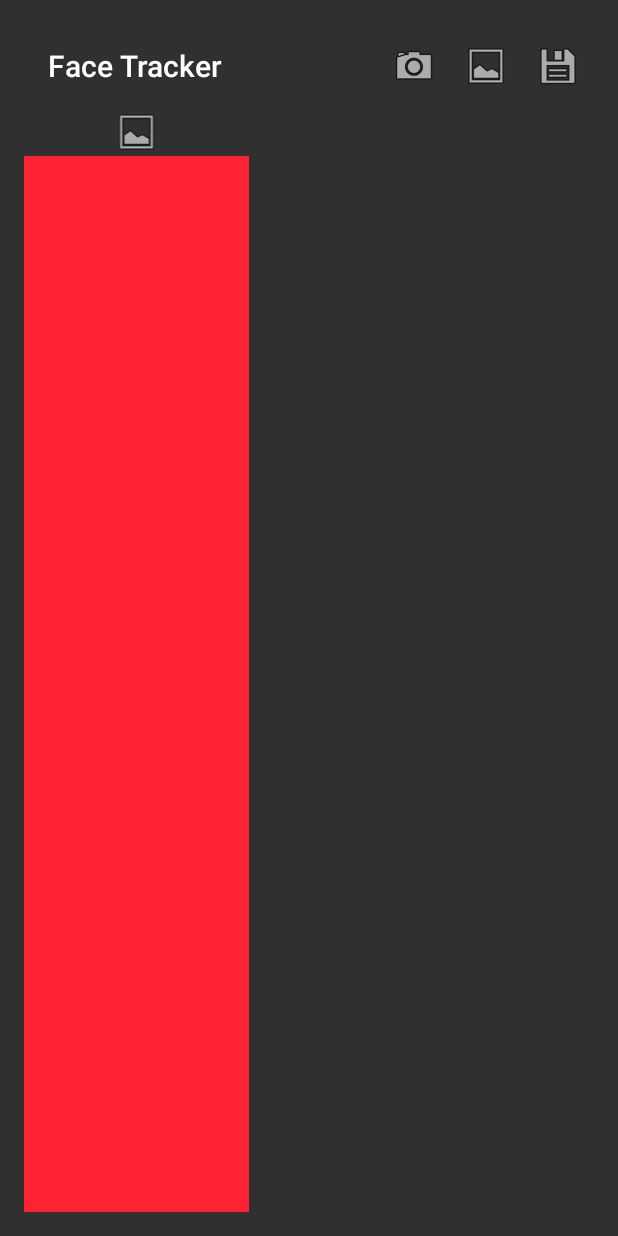
After one commit to kolipass/emotional-content-evaluation, an Android app: the SinglePhotoRecognizerActivity screen opened directly, with no data from a screen before it, on a phone screen of 412 x 824 dp. The commit adds this screen. Run offline under Robolectric (Android 15) with nearby library versions, the phone set to English and light mode, and no system bars; 1 statement that could not run was skipped.

Commit message:
add single recognizer

```diff
--- a/app/src/main/java/mobi/tarantino/ece/MainActivity.java
+++ b/app/src/main/java/mobi/tarantino/ece/MainActivity.java
@@ -78,7 +78,7 @@ public class MainActivity extends FaceTrackerActivity {
     }
 
     private void showContent() {
-        cansleToast();
+        cancelToast();
         content.setVisibility(View.VISIBLE);
     }
 
@@ -89,12 +89,12 @@ public class MainActivity extends FaceTrackerActivity {
     }
 
     private void makeToast(String text) {
-        cansleToast();
+        cancelToast();
         toast = Toast.makeText(this, text, Toast.LENGTH_SHORT);
         toast.show();
     }
 
-    private void cansleToast() {
+    private void cancelToast() {
         if (toast != null) {
             toast.cancel();
         }
--- /dev/null
+++ b/app/src/main/java/mobi/tarantino/ece/SinglePhotoRecognizerActivity.java
@@ -0,0 +1,172 @@
+package mobi.tarantino.ece;
+
+import android.app.ProgressDialog;
+import android.content.Intent;
+import android.graphics.Bitmap;
+import android.graphics.PointF;
+import android.net.Uri;
+import android.os.Bundle;
+import android.provider.MediaStore;
+import android.support.v7.app.AppCompatActivity;
+import android.support.v7.widget.LinearLayoutManager;
+import android.support.v7.widget.RecyclerView;
+import android.support.v7.widget.Toolbar;
+import android.util.SparseArray;
+import android.view.Menu;
+import android.view.MenuItem;
+import android.widget.ImageView;
+import android.widget.Toast;
+
+import com.google.android.gms.vision.face.Face;
+
+import java.io.File;
+import java.io.IOException;
+import java.util.List;
+
+import mobi.tarantino.ece.api.projectoxford.RecognizeResponse;
+import mobi.tarantino.ece.model.DetectFaceModel;
+import mobi.tarantino.ece.model.ProjectOxfordModel;
+import rx.Observer;
+
+/**
+ * Created by kolipass on 09.04.16.
+ */
+public class SinglePhotoRecognizerActivity extends AppCompatActivity {
+
+    private static final int TAKE_CAMERA_PHOTO_CODE = 3454;
+    private static final int TAKE_LIBRARY_PHOTO_CODE = 3455;
+
+    private DetectFaceModel detectFaceModel;
+    private ImageView imageView;
+    private RecyclerView result;
+    private ResultAdapter resultAdapter;
+
+    @Override
+    protected void onCreate(Bundle savedInstanceState) {
+        super.onCreate(savedInstanceState);
+
+        setContentView(R.layout.activity_single_recognize);
+
+        Toolbar toolbar = (Toolbar) findViewById(R.id.toolbar);
+        setSupportActionBar(toolbar);
+
+        imageView = (ImageView) findViewById(R.id.photo);
+        result = (RecyclerView) findViewById(R.id.result);
+        resultAdapter = new ResultAdapter();
+        result.setLayoutManager(new LinearLayoutManager(this));
+        result.setAdapter(resultAdapter);
+
+        detectFaceModel = new DetectFaceModel(getApplicationContext());
+    }
+
+    @Override
+    protected void onDestroy() {
+        detectFaceModel.release();
+        super.onDestroy();
+    }
+
+    @Override
+    public boolean onCreateOptionsMenu(Menu menu) {
+        getMenuInflater().inflate(R.menu.single_photo_bar, menu);
+        return true;
+    }
+
+    @Override
+    public boolean onOptionsItemSelected(MenuItem item) {
+        switch (item.getItemId()) {
+            case R.id.menu_select_camera:
+                makeShot();
+                return true;
+            case R.id.menu_select_gallery:
+                Intent libraryIntent = new Intent(Intent.ACTION_GET_CONTENT).setType("image/*");
+                startActivityForResult(libraryIntent, TAKE_LIBRARY_PHOTO_CODE);
+                return true;
+            default:
+                return super.onOptionsItemSelected(item);
+        }
+    }
+
+    @Override
+    protected void onActivityResult(int requestCode, int resultCode, Intent result) {
+        switch (requestCode) {
+            case TAKE_CAMERA_PHOTO_CODE:
+                detect(getTempShotUri());
+                break;
+            case TAKE_LIBRARY_PHOTO_CODE:
+                detect(result.getData());
+                break;
+            default:
+                break;
+        }
+    }
+
+    protected void makeShot() {
+        Uri tempShotUri = getTempShotUri();
+
+        Intent cameraIntent = new Intent(MediaStore.ACTION_IMAGE_CAPTURE);
+        cameraIntent.putExtra(MediaStore.EXTRA_OUTPUT, tempShotUri);
+        startActivityForResult(cameraIntent, TAKE_CAMERA_PHOTO_CODE);
+    }
+
+    private Uri getTempShotUri() {
+        File tempshot = new File(getExternalCacheDir(), "temp_shot.jpg");
+        if (!tempshot.exists()) {
+            try {
+                tempshot.createNewFile();
+            } catch (IOException ignored) {
+            }
+        }
+
+        return Uri.fromFile(tempshot);
+    }
+
+    protected void detect(Uri imageUri) {
+        try {
+            Bitmap bitmap = MediaStore.Images.Media.getBitmap(this.getContentResolver(), imageUri);
+            SparseArray<Face> faces = detectFaceModel.detect(bitmap);
+            if (faces.size() > 0) {
+                Face face = faces.get(0);
+
+                PointF position = face.getPosition();
+                int x = Math.round(position.x);
+                int y = Math.round(position.y);
+
+                int width = Math.round(face.getWidth());
+                int height = Math.round(face.getHeight());
+
+                Bitmap face0 = Bitmap.createBitmap(bitmap, x, y, width, height);
+
+                imageView.setImageBitmap(face0);
+
+                final ProgressDialog dialog = ProgressDialog.show(this, "sending", "sending foto to oxford");
+                new ProjectOxfordModel().get(face0).subscribe(new Observer<List<RecognizeResponse>>() {
+                    @Override
+                    public void onCompleted() {
+                        dialog.hide();
+                    }
+
+                    @Override
+                    public void onError(Throwable e) {
+                        dialog.hide();
+                        Toast.makeText(SinglePhotoRecognizerActivity.this, e.getLocalizedMessage(), Toast.LENGTH_SHORT).show();
+                    }
+
+                    @Override
+                    public void onNext(List<RecognizeResponse> recognizeResponses) {
+                        for (RecognizeResponse response : recognizeResponses) {
+                            resultAdapter.setValues(response);
+                        }
+
+                    }
+                });
+            } else {
+                Toast.makeText(this, "No face", Toast.LENGTH_SHORT).show();
+            }
+
+
+        } catch (IOException e) {
+            e.printStackTrace();
+            Toast.makeText(this, e.getLocalizedMessage(), Toast.LENGTH_SHORT).show();
+        }
+    }
+}
--- /dev/null
+++ b/app/src/main/java/mobi/tarantino/ece/model/DetectFaceModel.java
@@ -0,0 +1,34 @@
+package mobi.tarantino.ece.model;
+
+import android.content.Context;
+import android.graphics.Bitmap;
+import android.util.SparseArray;
+
+import com.google.android.gms.vision.Frame;
+import com.google.android.gms.vision.face.Face;
+import com.google.android.gms.vision.face.FaceDetector;
+
+/**
+ * Created by kolipass on 10.04.16.
+ */
+public class DetectFaceModel {
+
+    private final FaceDetector detector;
+
+    public DetectFaceModel(Context appContext) {
+        detector = new FaceDetector.Builder(appContext.getApplicationContext())
+                .setTrackingEnabled(false)
+                .setLandmarkType(FaceDetector.ALL_LANDMARKS)
+                .build();
+    }
+
+    public SparseArray<Face> detect(Bitmap bitmap) {
+        Frame frame = new Frame.Builder().setBitmap(bitmap).build();
+
+        return detector.detect(frame);
+    }
+
+    public void release() {
+        detector.release();
+    }
+}
--- /dev/null
+++ b/app/src/main/res/layout/activity_single_recognize.xml
@@ -0,0 +1,42 @@
+<?xml version="1.0" encoding="utf-8"?>
+<GridLayout xmlns:android="http://schemas.android.com/apk/res/android"
+    xmlns:tools="http://schemas.android.com/tools"
+    android:layout_width="match_parent"
+    android:layout_height="match_parent"
+    android:columnCount="2"
+    android:orientation="horizontal"
+    android:paddingBottom="@dimen/activity_vertical_margin"
+    android:paddingLeft="@dimen/activity_horizontal_margin"
+    android:paddingRight="@dimen/activity_horizontal_margin"
+    android:paddingTop="@dimen/activity_vertical_margin"
+
+    android:rowCount="4"
+    tools:context="mobi.tarantino.ece.SinglePhotoRecognizerActivity">
+
+    <android.support.v7.widget.Toolbar
+        android:id="@+id/toolbar"
+        android:layout_columnSpan="2"
+        android:layout_gravity="fill"
+        android:minHeight="?attr/actionBarSize" />
+
+
+    <ImageView
+        android:id="@+id/photo"
+        android:layout_width="150dp"
+
+        android:layout_height="wrap_content"
+        android:contentDescription="photo"
+        android:src="@android:drawable/ic_menu_gallery" />
+
+    <android.support.v7.widget.RecyclerView
+        android:id="@+id/result"
+        android:layout_gravity="fill"
+        android:layout_rowSpan="3" />
+
+
+    <View
+        android:layout_width="150dp"
+        android:layout_column="0"
+        android:layout_row="3"
+        android:background="#f23" />
+</GridLayout>
--- /dev/null
+++ b/app/src/main/res/menu/single_photo_bar.xml
@@ -0,0 +1,20 @@
+<?xml version="1.0" encoding="utf-8"?>
+<menu xmlns:android="http://schemas.android.com/apk/res/android"
+    xmlns:app="http://schemas.android.com/apk/res-auto">
+    <item
+        android:id="@+id/menu_select_camera"
+        android:icon="@android:drawable/ic_menu_camera"
+        android:title="Take camera shot"
+        app:showAsAction="ifRoom" />
+    <item
+        android:id="@+id/menu_select_gallery"
+        android:icon="@android:drawable/ic_menu_gallery"
+        android:title="Take from gallery"
+        app:showAsAction="ifRoom" />
+    <item
+        android:id="@+id/save_rsult"
+        android:enabled="false"
+        android:icon="@android:drawable/ic_menu_save"
+        android:title="Take from gallery"
+        app:showAsAction="ifRoom" />
+</menu>
--- a/build.gradle
+++ b/build.gradle
@@ -5,7 +5,7 @@ buildscript {
         jcenter()
     }
     dependencies {
-        classpath 'com.android.tools.build:gradle:2.1.0-alpha3'
+        classpath 'com.android.tools.build:gradle:2.1.0-alpha5'
 
         // NOTE: Do not place your application dependencies here; they belong
         // in the individual module build.gradle files
--- a/facetracingsample/build.gradle
+++ b/facetracingsample/build.gradle
@@ -22,6 +22,6 @@ dependencies {
     compile fileTree(dir: 'libs', include: ['*.jar'])
     compile 'com.google.android.gms:play-services-vision:8.4.0'
 
-    compile 'com.android.support:support-v4:23.2.1'
-    compile 'com.android.support:design:23.2.1'
+    compile 'com.android.support:support-v4:23.3.0'
+    compile 'com.android.support:design:23.3.0'
 }
```
Also changed, not shown: app/build.gradle (+11 -0 lines), app/src/main/AndroidManifest.xml (+13 -0 lines), app/src/main/java/mobi/tarantino/ece/ResultAdapter.java (added, +56 -0 lines), app/src/main/java/mobi/tarantino/ece/ResultViewHolder.java (added, +25 -0 lines), app/src/main/java/mobi/tarantino/ece/api/projectoxford/HttpApi.java (added, +28 -0 lines), app/src/main/java/mobi/tarantino/ece/api/projectoxford/NetClient.java (added, +79 -0 lines), app/src/main/java/mobi/tarantino/ece/api/projectoxford/RecognizeResponse.java (added, +90 -0 lines), app/src/main/java/mobi/tarantino/ece/model/ProjectOxfordModel.java (added, +36 -0 lines), app/src/main/res/layout/activity_main.xml (deleted, +0 -12 lines), gradle/wrapper/gradle-wrapper.properties.
